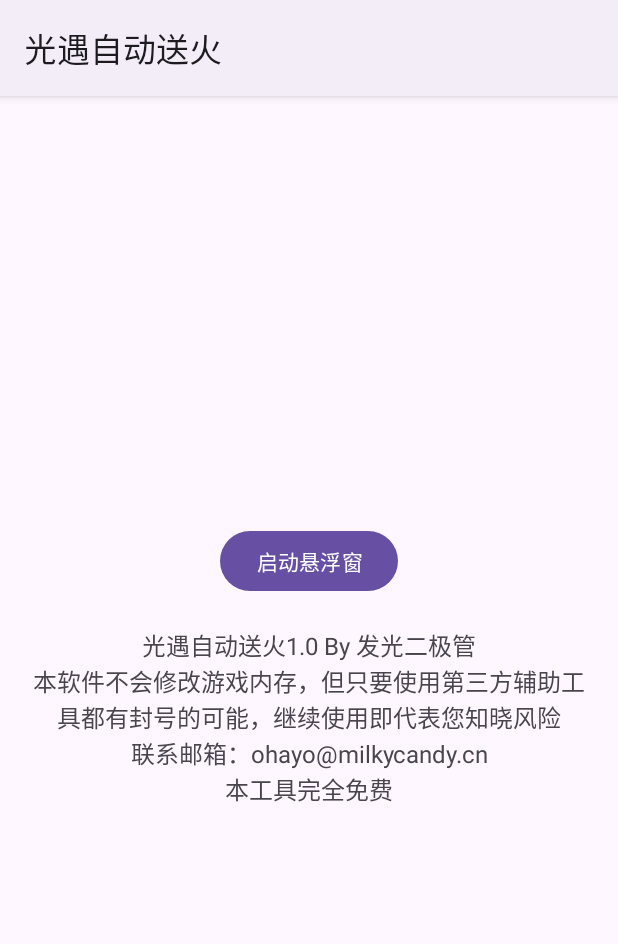
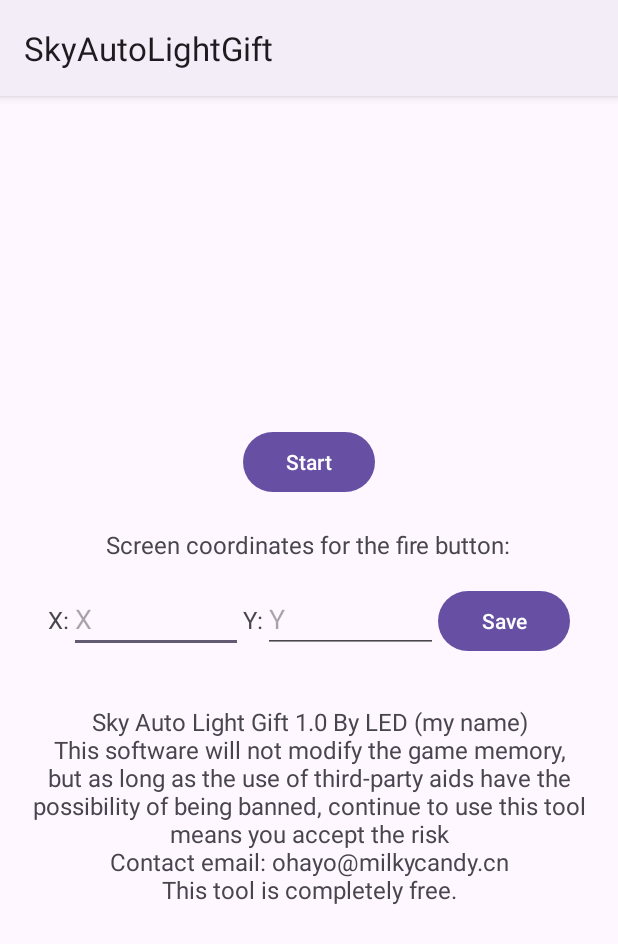
Before and after one commit to milkycandy/SkyAutoLightGift, an Android app: the screen it shows after launch (MainActivity), on a phone screen of 412 x 824 dp. Shown: the top 944 px of the screen. Run offline under Robolectric (Android 15) with nearby library versions, the light colour scheme and no system bars.

Commit message:
完善了使用引导

```diff
--- a/app/build.gradle.kts
+++ b/app/build.gradle.kts
@@ -4,11 +4,11 @@
 }
 
 android {
-    namespace = "cn.milkycandy.skyautolightinggamepad"
+    namespace = "cn.milkycandy.skyautolighting"
     compileSdk = 34
 
     defaultConfig {
-        applicationId = "cn.milkycandy.skyautolightinggamepad"
+        applicationId = "cn.milkycandy.skyautolighting"
         minSdk = 24
         targetSdk = 34
         versionCode = 1
--- a/app/src/main/res/layout/activity_main.xml
+++ b/app/src/main/res/layout/activity_main.xml
@@ -1,5 +1,6 @@
 <?xml version="1.0" encoding="utf-8"?>
 <LinearLayout xmlns:android="http://schemas.android.com/apk/res/android"
+    xmlns:tools="http://schemas.android.com/tools"
     android:layout_width="match_parent"
     android:layout_height="match_parent"
     android:orientation="vertical"
@@ -10,13 +11,66 @@
         android:id="@+id/start_button"
         android:layout_width="wrap_content"
         android:layout_height="wrap_content"
-        android:text="启动悬浮窗" />
+        android:text="@string/start" />
 
     <TextView
         android:layout_width="wrap_content"
         android:layout_height="wrap_content"
         android:layout_marginTop="20dp"
-        android:text="光遇自动送火1.0 By 发光二极管\n本软件不会修改游戏内存，但只要使用第三方辅助工具都有封号的可能，继续使用即代表您知晓风险\n联系邮箱：ohayo@milkycandy.cn\n本工具完全免费"
+        android:text="@string/coordinate_of_send_fire"
+        android:textSize="16sp" />
+
+    <LinearLayout
+        android:layout_width="match_parent"
+        android:layout_height="wrap_content"
+        android:orientation="horizontal"
+        android:padding="16dp">
+
+        <TextView
+            android:layout_width="wrap_content"
+            android:layout_height="wrap_content"
+            android:text="X:"
+            android:textSize="16sp"
+            tools:ignore="HardcodedText" />
+
+        <EditText
+            android:id="@+id/editTextX"
+            android:layout_width="0dp"
+            android:layout_height="wrap_content"
+            android:layout_weight="1"
+            android:hint="X"
+            android:inputType="number"
+            tools:ignore="HardcodedText" />
+
+        <TextView
+            android:layout_width="wrap_content"
+            android:layout_height="wrap_content"
+            android:text="Y:"
+            android:textSize="16sp"
+            tools:ignore="HardcodedText" />
+
+        <EditText
+            android:id="@+id/editTextY"
+            android:layout_width="0dp"
+            android:layout_height="wrap_content"
+            android:layout_weight="1"
+            android:hint="Y"
+            android:inputType="number"
+            tools:ignore="HardcodedText" />
+
+        <Button
+            android:id="@+id/buttonSave"
+            android:layout_width="wrap_content"
+            android:layout_height="wrap_content"
+            android:text="@string/save"/>
+    </LinearLayout>
+
+
+    <TextView
+        android:layout_width="wrap_content"
+        android:layout_height="wrap_content"
+        android:layout_marginTop="16dp"
+        android:text="@string/app_disclaimer"
         android:textAlignment="center"
         android:textSize="16sp" />
 </LinearLayout>
--- a/app/src/main/res/values/strings.xml
+++ b/app/src/main/res/values/strings.xml
@@ -1,4 +1,23 @@
 <resources>
-    <string name="app_name">光遇自动送火</string>
-    <string name="accessibility_service_description">光遇自动送火 By发光二极管\n\n本软件没有联网权限，不会泄露您的隐私。\n\n联系邮箱ohayo@milkycandy.cn</string>
+    <string name="app_name">SkyAutoLightGift</string>
+    <string name="accessibility_service_description">This software does not have access to the Internet and will not disclose your privacy. Contact us at ohayo@milkycandy.cn</string>
+    <string name="send_fire_after_3s">3\n%1$s</string>
+    <string name="send_fire_after_2s">2\n%1$s</string>
+    <string name="send_fire_after_1s">1\n%1$s</string>
+    <string name="current_page_completed">This page is complete</string>
+    <string name="sending_fire_to">Sending fire for %1$s</string>
+    <string name="accessibility_service_not_available">Accessibility service is not available</string>
+    <string name="menu_entered_successfully_sending_fire">Menu access successful. Sending fire.</string>
+    <string name="failed_to_enter_menu">Failed to enter menu, skip %1$s </string>
+    <string name="clicking_send_fire_button">Try clicking on the Send Fire button</string>
+    <string name="still_in_menu">Still in the menu, trying to exit the menu</string>
+    <string name="require_floating_permission">Require Floating Window permission</string>
+    <string name="go_to_settings">Settings</string>
+    <string name="coordinate_saved">Coordinates saved</string>
+    <string name="require_accessibility_service">Requires accessibility permissions</string>
+    <string name="start">Start</string>
+    <string name="coordinate_of_send_fire">Screen coordinates for the fire button:</string>
+    <string name="save">Save</string>
+    <string name="app_disclaimer">Sky Auto Light Gift 1.0 By LED (my name)\nThis software will not modify the game memory, but as long as the use of third-party aids have the possibility of being banned, continue to use this tool means you accept the risk\nContact email: ohayo@milkycandy.cn\nThis tool is completely free.</string>
+    <string name="enter_coordinates_first">Please save the coordinates first</string>
 </resources>
```
Also changed, not shown: app/src/main/java/cn/milkycandy/skyautolighting/FloatingWindowService.kt (renamed from app/src/main/java/cn/milkycandy/skyautolightinggamepad/FloatingWindowService.kt, +61 -34 lines), app/src/main/java/cn/milkycandy/skyautolighting/MainActivity.kt (added, +176 -0 lines), app/src/main/java/cn/milkycandy/skyautolighting/MyAccessibilityService.kt (renamed from app/src/main/java/cn/milkycandy/skyautolightinggamepad/MyAccessibilityService.kt, +6 -11 lines), app/src/main/java/cn/milkycandy/skyautolightinggamepad/MainActivity.kt (deleted, +0 -110 lines), app/src/main/res/layout/floating_window.xml (+4 -5 lines), 5 other files.
